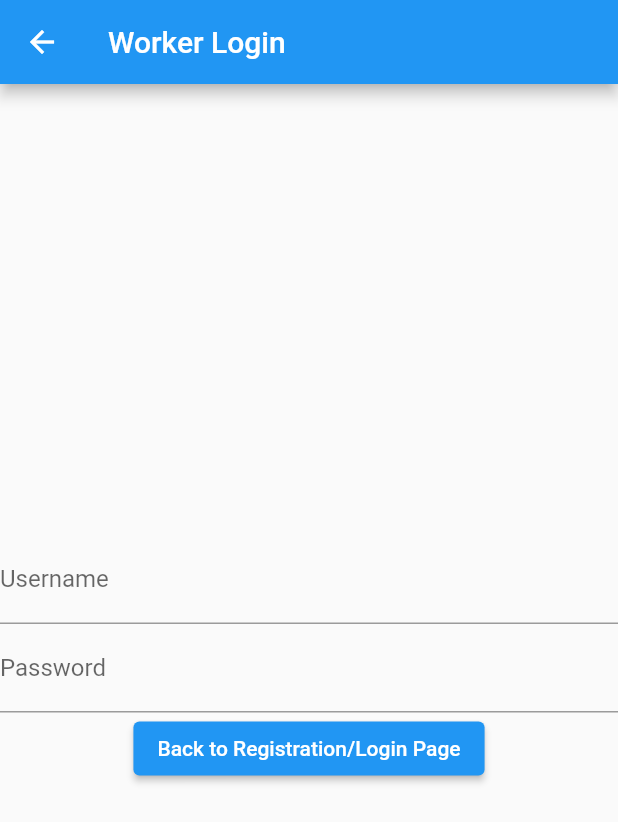
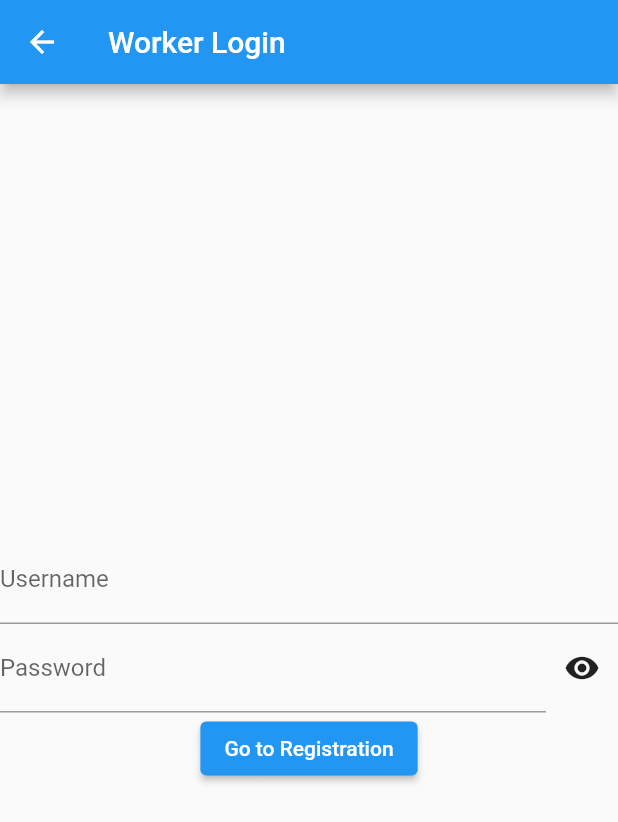
Before and after one commit to BrownYoga/Work-For-Me, a Flutter app: the WorkerLogin screen opened by its route, on a phone screen of 412 x 824 dp. Shown: the top 822 px of the screen. Run offline on Flutter 3.47's test engine with Material 2 defaults, Android fonts, the phone set to English and light mode, and no system bars; our stand-ins replace flutter_spinkit.

Commit message:
Update worker_login.dart

```diff
--- a/work_for_me/lib/worker/worker_login.dart
+++ b/work_for_me/lib/worker/worker_login.dart
@@ -1,7 +1,16 @@
+// ignore_for_file: library_private_types_in_public_api
+
 import 'package:flutter/material.dart';
 
-class WorkerLogin extends StatelessWidget {
+class WorkerLogin extends StatefulWidget {
   const WorkerLogin({Key? key}) : super(key: key);
+
+  @override
+  _WorkerLoginState createState() => _WorkerLoginState();
+}
+
+class _WorkerLoginState extends State<WorkerLogin> {
+  bool showPassword = false;
 
   @override
   Widget build(BuildContext context) {
@@ -13,17 +22,37 @@ class WorkerLogin extends StatelessWidget {
         mainAxisAlignment: MainAxisAlignment.center,
         children: [
           const TextField(
-            decoration: InputDecoration(labelText: 'Username'),
+            decoration: InputDecoration(
+              labelText: 'Username',
+            ),
           ),
-          const TextField(
-            decoration: InputDecoration(labelText: 'Password'),
-            obscureText: true,
+          Row(
+            children: [
+              Expanded(
+                child: TextField(
+                  obscureText: !showPassword,
+                  decoration: const InputDecoration(
+                    labelText: 'Password',
+                  ),
+                ),
+              ),
+              IconButton(
+                icon: Icon(showPassword
+                    ? Icons.visibility_off
+                    : Icons.visibility),
+                onPressed: () {
+                  setState(() {
+                    showPassword = !showPassword;
+                  });
+                },
+              ),
+            ],
           ),
           ElevatedButton(
             onPressed: () {
-              Navigator.pop(context);
+              Navigator.pushNamed(context, '/worker_reg_log');
             },
-            child: const Text('Back to Registration/Login Page'),
+            child: const Text('Go to Registration'),
           ),
         ],
       ),
```
